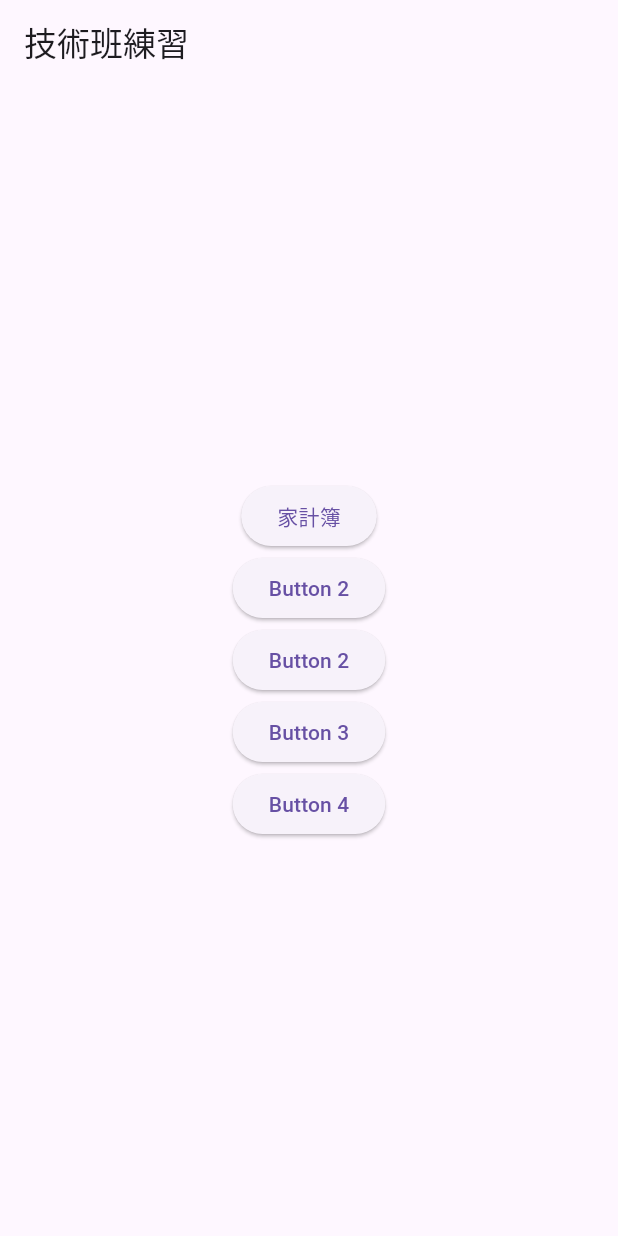
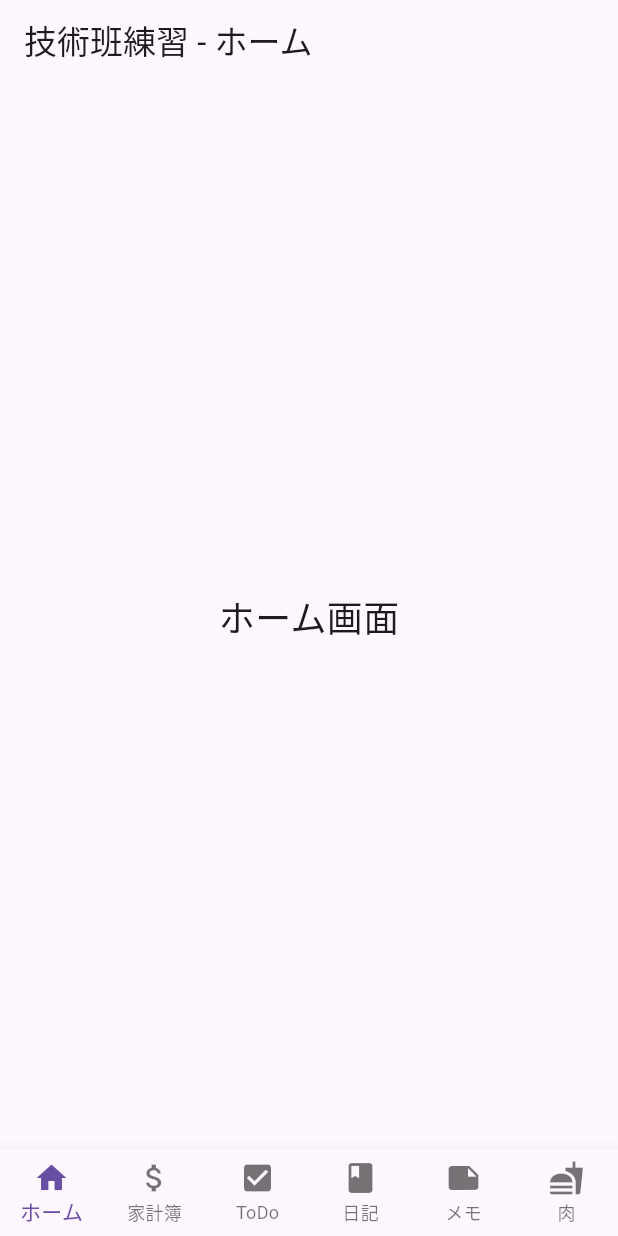
Before and after one commit to b1023213/skill_group, a Flutter app: the screen it shows after launch, on a phone screen of 412 x 824 dp. Run offline on Flutter 3.47's test engine with Material 3 defaults, Android fonts, the phone set to English and light mode, and no system bars; our stand-ins replace table_calendar.

Commit message:
フォーマット

```diff
--- a/app_1/lib/main.dart
+++ b/app_1/lib/main.dart
@@ -17,61 +17,43 @@ class MyApp extends StatefulWidget {
 }
 
 class _MyAppState extends State<MyApp> {
+  int _selectedIndex = 0;
+
+  static const List<Widget> _pages = <Widget>[
+    // ホーム画面
+    Center(child: Text('ホーム画面', style: TextStyle(fontSize: 24))),
+    Money(),
+    TodoPage(),
+    Nikki(),
+    Memo(),
+    Niku(),
+  ];
+
+  static const List<String> _titles = ['ホーム', '家計簿', 'ToDo', '日記', 'メモ', '肉'];
+
+  void _onItemTapped(int index) {
+    setState(() {
+      _selectedIndex = index;
+    });
+  }
+
   @override
   Widget build(BuildContext context) {
     return Scaffold(
-      appBar: AppBar(title: const Text('技術班練習')),
-      body: Center(
-        child: Column(
-          mainAxisAlignment: MainAxisAlignment.center,
-          children: [
-            ElevatedButton(
-              onPressed: () {
-                Navigator.push(
-                  context,
-                  MaterialPageRoute(builder: (context) => const Money()),
-                );
-              },
-              child: const Text('家計簿'),
-            ),
-            ElevatedButton(
-              onPressed: () {
-                Navigator.push(
-                  context,
-                  MaterialPageRoute(builder: (context) => const TodoPage()),
-                );
-              },
-              child: const Text('Button 2'),
-            ),
-            ElevatedButton(
-              onPressed: () {
-                Navigator.push(
-                  context,
-                  MaterialPageRoute(builder: (context) => const Nikki()),
-                );
-              },
-              child: const Text('Button 2'),
-            ),
-            ElevatedButton(
-              onPressed: () {
-                Navigator.push(
-                  context,
-                  MaterialPageRoute(builder: (context) => const Memo()),
-                );
-              },
-              child: const Text('Button 3'),
-            ),
-            ElevatedButton(
-              onPressed: () {
-                Navigator.push(
-                  context,
-                  MaterialPageRoute(builder: (context) => const Niku()),
-                );
-              },
-              child: const Text('Button 4'),
-            ),
-          ],
-        ),
+      appBar: AppBar(title: Text('技術班練習 - ${_titles[_selectedIndex]}')),
+      body: Center(child: _pages[_selectedIndex]),
+      bottomNavigationBar: BottomNavigationBar(
+        type: BottomNavigationBarType.fixed,
+        items: const <BottomNavigationBarItem>[
+          BottomNavigationBarItem(icon: Icon(Icons.home), label: 'ホーム'),
+          BottomNavigationBarItem(icon: Icon(Icons.attach_money), label: '家計簿'),
+          BottomNavigationBarItem(icon: Icon(Icons.check_box), label: 'ToDo'),
+          BottomNavigationBarItem(icon: Icon(Icons.book), label: '日記'),
+          BottomNavigationBarItem(icon: Icon(Icons.note), label: 'メモ'),
+          BottomNavigationBarItem(icon: Icon(Icons.fastfood), label: '肉'),
+        ],
+        currentIndex: _selectedIndex,
+        onTap: _onItemTapped,
       ),
     );
   }
```
